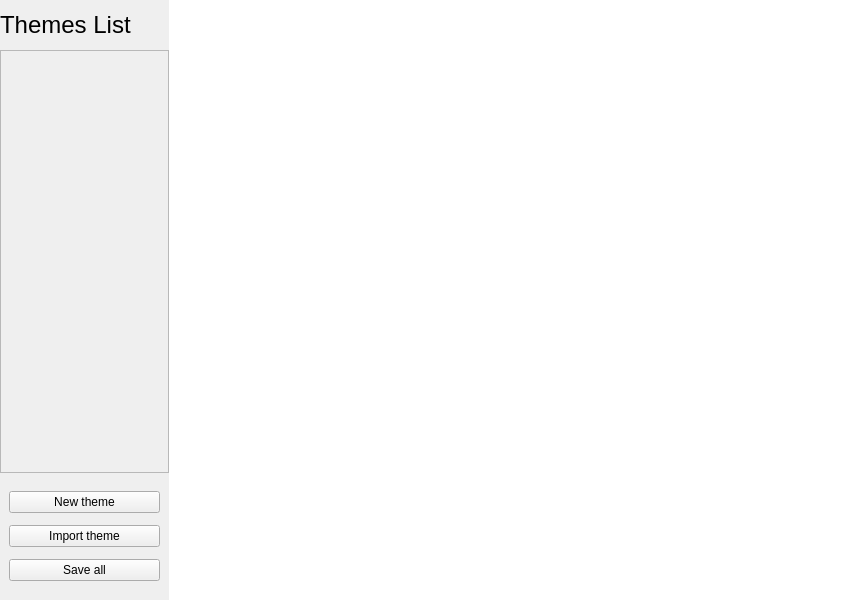
Qt form ui/mainwindow.ui (nderousseaux/projet-ihm) before a commit.
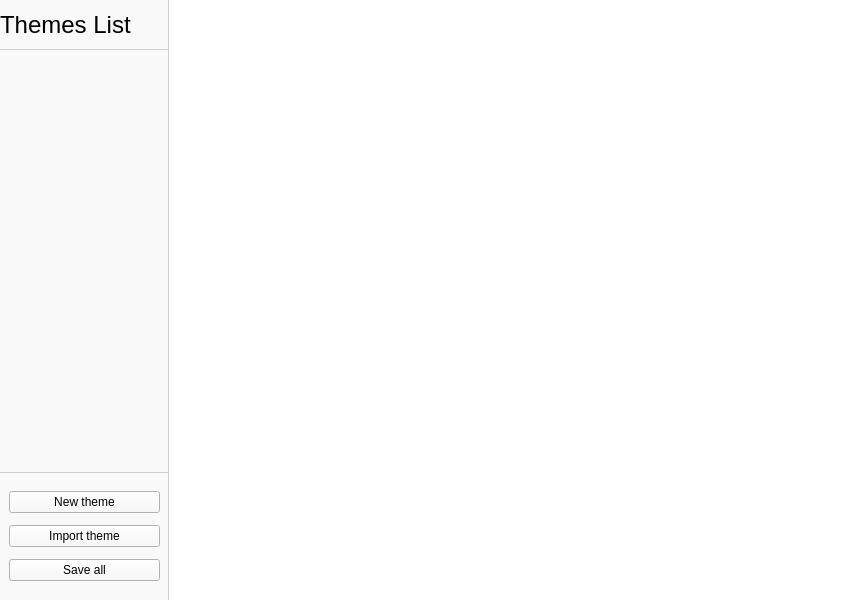
The same form after that commit.

The edit to the form file:
```diff
--- a/ui/mainwindow.ui
+++ b/ui/mainwindow.ui
@@ -19,7 +19,13 @@
   <property name="windowTitle">
    <string>Gestionnaire de thèmes</string>
   </property>
+  <property name="styleSheet">
+   <string notr="true"/>
+  </property>
   <widget class="QWidget" name="centralwidget">
+   <property name="styleSheet">
+    <string notr="true"/>
+   </property>
    <layout class="QVBoxLayout" name="verticalLayout_2">
     <property name="spacing">
      <number>0</number>
@@ -38,6 +44,9 @@
     </property>
     <item>
      <widget class="QWidget" name="widget" native="true">
+      <property name="styleSheet">
+       <string notr="true"/>
+      </property>
       <layout class="QHBoxLayout" name="horizontalLayout" stretch="1,4">
        <property name="spacing">
         <number>0</number>
@@ -57,9 +66,7 @@
        <item>
         <widget class="QWidget" name="widget_4" native="true">
          <property name="styleSheet">
-          <string notr="true">*&gt;*{
-	background-color: rgb(249, 249, 249);
-}
+          <string notr="true">background-color: rgb(249, 249, 249);
 
 
 
@@ -95,8 +102,15 @@
               <height>50</height>
              </size>
             </property>
+            <property name="maximumSize">
+             <size>
+              <width>16777215</width>
+              <height>50</height>
+             </size>
+            </property>
             <property name="styleSheet">
-             <string notr="true">border-right: 1px solid rgb(205, 205, 205);</string>
+             <string notr="true">border-right: 1px solid rgb(205, 205, 205);
+border-bottom:1px solid rgb(205,205,205)</string>
             </property>
             <property name="text">
              <string>&lt;html&gt;&lt;head/&gt;&lt;body&gt;&lt;p&gt;&lt;span style=&quot; font-size:18pt;&quot;&gt;Themes List&lt;/span&gt;&lt;/p&gt;&lt;/body&gt;&lt;/html&gt;</string>
@@ -123,7 +137,8 @@
             <property name="styleSheet">
              <string notr="true">#listTheme{
 border-right:1px solid rgb(205,205,205);
-
+border-top:0px;
+border-bottom:1px solid rgb(205,205,205)
 }
 </string>
             </property>
@@ -142,7 +157,7 @@
                <x>0</x>
                <y>0</y>
                <width>167</width>
-               <height>420</height>
+               <height>421</height>
               </rect>
              </property>
              <property name="styleSheet">
@@ -187,14 +202,7 @@
              <string notr="true">#widget_5{
 	border-right: 1px solid rgb(205, 205, 205);
 }
-*&gt;QPushButton{
-	background-color: rgb(249, 249, 249);
-	border:1px solid  rgb(41, 105, 188);
-	height:auto;
-	color:rgb(41, 105, 188);
-	border-radius:5px;
-}
-*&gt;QPushButton:hover{
+QPushButton:hover{
 	background-color: rgb(41, 105, 188);
 	border:1px solid  rgb(41, 105, 188);
 	height:auto;
```
Left out of the diff: 28 changed lines with no effect on the pictures.
